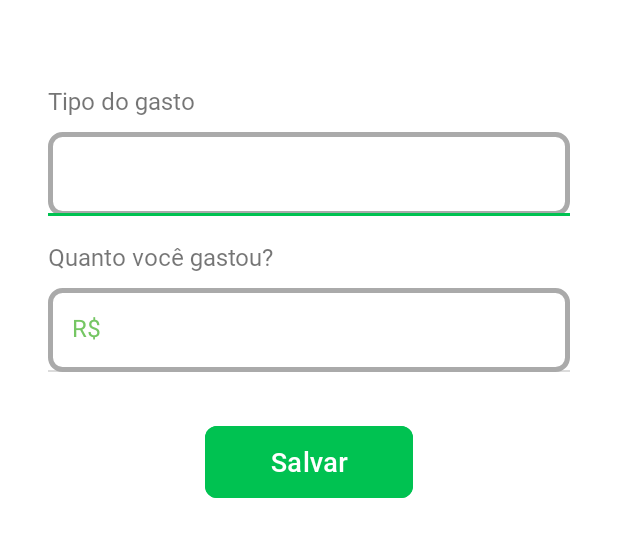
After one commit to casalmoney/app, an Android app: the layout fragment_modal_transaction_variable.xml on its own in the app's theme, with its tools: preview values and no code run, on a phone screen of 412 x 824 dp. The commit adds this screen. Shown: the top 537 px of the screen. Run offline under Robolectric (Android 15) with nearby library versions, the phone set to English and light mode, and no system bars.

Commit message:
add modal variable expenses

```diff
--- a/app/src/main/java/br/com/casalmoney/app/authenticated/view/fragments/HomeFragment.kt
+++ b/app/src/main/java/br/com/casalmoney/app/authenticated/view/fragments/HomeFragment.kt
@@ -100,7 +100,11 @@ class HomeFragment: Fragment() {
         alert.show()
     }
 
-    fun openDialogFragment(view: View) {
+    fun openModalTransactionFragment(view: View) {
         ModalTransactionFragment().show(requireActivity().supportFragmentManager, ModalTransactionFragment.TAG)
     }
+
+    fun openModalTransactionVariableFragment(view: View) {
+        ModalTransactionVariableFragment().show(requireActivity().supportFragmentManager, ModalTransactionVariableFragment.TAG)
+    }
 }
--- a/app/src/main/java/br/com/casalmoney/app/authenticated/view/fragments/ModalTransactionFragment.kt
+++ b/app/src/main/java/br/com/casalmoney/app/authenticated/view/fragments/ModalTransactionFragment.kt
@@ -20,7 +20,6 @@ import br.com.casalmoney.app.authenticated.viewModel.HomeViewModel
 import br.com.casalmoney.app.databinding.FragmentModalTransactionBinding
 import dagger.hilt.android.AndroidEntryPoint
 import dagger.hilt.android.WithFragmentBindings
-import java.text.NumberFormat
 
 @AndroidEntryPoint
 @WithFragmentBindings
@@ -66,9 +65,6 @@ class ModalTransactionFragment : DialogFragment() {
                 if(p0.toString() != auxValueExpenses){
                     binding.etAmountValue.removeTextChangedListener(this);
 
-//                    val cleanString: String = p0.toString().replace("""[R$,./\s/g]""".toRegex(), "")
-//                    val parsed = cleanString.toDouble()
-//                    val formatted = NumberFormat.getCurrencyInstance().format((parsed/100));
                     val formatted = viewModel.formatToCurrency(p0)
                     auxValueExpenses = formatted;
 
--- /dev/null
+++ b/app/src/main/java/br/com/casalmoney/app/authenticated/view/fragments/ModalTransactionVariableFragment.kt
@@ -0,0 +1,53 @@
+package br.com.casalmoney.app.authenticated.view.fragments
+
+import android.os.Bundle
+import androidx.fragment.app.Fragment
+import android.view.LayoutInflater
+import android.view.View
+import android.view.ViewGroup
+import androidx.fragment.app.DialogFragment
+import androidx.fragment.app.viewModels
+import br.com.casalmoney.app.R
+import br.com.casalmoney.app.authenticated.viewModel.HomeViewModel
+import br.com.casalmoney.app.databinding.FragmentModalTransactionVariableBinding
+import dagger.hilt.android.AndroidEntryPoint
+import dagger.hilt.android.WithFragmentBindings
+
+@AndroidEntryPoint
+@WithFragmentBindings
+class ModalTransactionVariableFragment : DialogFragment() {
+    companion object {
+        val TAG = "ModalTransactionVariableFragment"
+    }
+
+    private lateinit var binding: FragmentModalTransactionVariableBinding
+    private val viewModel: HomeViewModel by viewModels()
+
+    var valueExpenses: String = ""
+    var descExpense: String = ""
+
+    override fun onCreateView(
+        inflater: LayoutInflater, container: ViewGroup?,
+        savedInstanceState: Bundle?
+    ): View? {
+        binding = FragmentModalTransactionVariableBinding.inflate(inflater, container, false)
+
+        binding.viewModel = viewModel
+        binding.fragment = this
+        binding.lifecycleOwner = this
+
+        return binding.root
+    }
+
+
+    fun registerExpenses(view: View) {
+        val showErro = (descExpense.isBlank() || descExpense.isEmpty()) && (valueExpenses.isEmpty() || valueExpenses.isBlank())
+        if(showErro) {
+            binding.textInputAmount.error = getString(R.string.alert_empty_field)
+        } else {
+            binding.textInputAmount.isErrorEnabled = false
+            viewModel.saveTransaction(valueExpenses, descExpense)
+            dialog?.dismiss()
+        }
+    }
+}
--- a/app/src/main/res/layout/fragment_home.xml
+++ b/app/src/main/res/layout/fragment_home.xml
@@ -128,7 +128,7 @@
             app:layout_constraintTop_toTopOf="parent"
             android:clickable="true"
             android:foreground="?android:attr/selectableItemBackground"
-            android:onClick="@{fragment::openDialogFragment}"/>
+            android:onClick="@{fragment::openModalTransactionFragment}"/>
 
         <androidx.cardview.widget.CardView
             android:id="@+id/cv_card_expenses"
@@ -141,7 +141,8 @@
             app:layout_constraintTop_toBottomOf="@+id/view"
             app:cardCornerRadius="8dp"
             android:clickable="true"
-            android:foreground="?android:attr/selectableItemBackground">
+            android:foreground="?android:attr/selectableItemBackground"
+            android:onClick="@{fragment::openModalTransactionVariableFragment}">
 
             <ImageView
                 android:id="@+id/iv_ic_add"
--- /dev/null
+++ b/app/src/main/res/layout/fragment_modal_transaction_variable.xml
@@ -0,0 +1,123 @@
+<?xml version="1.0" encoding="utf-8"?>
+<layout xmlns:android="http://schemas.android.com/apk/res/android"
+    xmlns:app="http://schemas.android.com/apk/res-auto"
+    xmlns:tools="http://schemas.android.com/tools">
+
+    <data>
+        <variable
+            name="fragment"
+            type="br.com.casalmoney.app.authenticated.view.fragments.ModalTransactionVariableFragment" />
+        <variable
+            name="viewModel"
+            type="br.com.casalmoney.app.authenticated.viewModel.HomeViewModel" />
+    </data>
+
+    <androidx.constraintlayout.widget.ConstraintLayout
+        android:layout_width="match_parent"
+        android:layout_height="match_parent"
+        android:padding="32dp">
+
+        <TextView
+            android:id="@+id/tv_desc_expense"
+            android:layout_width="wrap_content"
+            android:layout_height="wrap_content"
+            android:text="@string/type_expenses"
+            android:layout_marginTop="24dp"
+            android:textSize="16sp"
+            android:fontFamily="@font/roboto_regular"
+            app:layout_constraintTop_toTopOf="parent"
+            app:layout_constraintLeft_toLeftOf="parent"
+            app:layout_constraintRight_toRightOf="parent"
+            app:layout_constraintHorizontal_bias="0.0"
+            />
+
+        <com.google.android.material.textfield.TextInputLayout
+            android:id="@+id/text_input_desc_expense"
+            android:layout_width="match_parent"
+            android:layout_height="wrap_content"
+            android:textColorHint="?attr/colorPrimaryVariant"
+            android:layout_marginTop="10dp"
+            app:errorTextAppearance="@style/error_appearance"
+            app:hintTextAppearance="@style/error_appearance"
+            app:layout_constraintTop_toBottomOf="@+id/tv_desc_expense"
+            app:layout_constraintLeft_toLeftOf="parent"
+            app:layout_constraintRight_toRightOf="parent"
+            >
+
+            <EditText
+                android:id="@+id/et_desc_expense"
+                android:layout_width="match_parent"
+                android:layout_height="wrap_content"
+                android:background="@drawable/et_input"
+                android:inputType="numberDecimal"
+                android:textColor="@color/text_color"
+                android:textColorHint="@android:color/darker_gray"
+                android:importantForAutofill="no"
+                android:maxLength="16"
+                android:text="@={fragment.descExpense}"
+                />
+
+        </com.google.android.material.textfield.TextInputLayout>
+
+
+        <TextView
+            android:id="@+id/tv_amount"
+            android:layout_width="wrap_content"
+            android:layout_height="wrap_content"
+            android:text="@string/question_value"
+            android:layout_marginTop="16dp"
+            android:textSize="16sp"
+            android:fontFamily="@font/roboto_regular"
+            app:layout_constraintLeft_toLeftOf="parent"
+            app:layout_constraintRight_toRightOf="parent"
+            app:layout_constraintTop_toBottomOf="@+id/text_input_desc_expense"
+            app:layout_constraintHorizontal_bias="0.0"
+            />
+
+        <com.google.android.material.textfield.TextInputLayout
+            android:id="@+id/text_input_amount"
+            android:layout_width="match_parent"
+            android:layout_height="wrap_content"
+            android:textColorHint="?attr/colorPrimaryVariant"
+            android:layout_marginTop="10dp"
+            app:errorTextAppearance="@style/error_appearance"
+            app:hintTextAppearance="@style/error_appearance"
+            app:layout_constraintTop_toBottomOf="@+id/tv_amount"
+            app:layout_constraintLeft_toLeftOf="parent"
+            app:layout_constraintRight_toRightOf="parent"
+            >
+
+            <EditText
+                android:id="@+id/et_amount"
+                android:layout_width="match_parent"
+                android:layout_height="wrap_content"
+                android:background="@drawable/et_input"
+                android:inputType="numberDecimal"
+                android:textColor="@color/text_color"
+                android:textColorHint="@android:color/darker_gray"
+                android:importantForAutofill="no"
+                android:maxLength="16"
+                android:text="@={fragment.valueExpenses}"
+                android:hint="@string/currency"
+                />
+
+        </com.google.android.material.textfield.TextInputLayout>
+
+
+        <Button
+            android:id="@+id/btn_register_value"
+            android:layout_height="60dp"
+            android:layout_width="0dp"
+            app:layout_constraintWidth_percent="0.40"
+            android:layout_marginHorizontal="32dp"
+            android:layout_marginTop="30dp"
+            android:text="@string/save"
+            style="?attr/greenButtonStyle"
+            app:layout_constraintStart_toStartOf="parent"
+            app:layout_constraintEnd_toEndOf="parent"
+            app:layout_constraintTop_toBottomOf="@id/text_input_amount"
+            android:onClick="@{fragment::registerExpenses}"
+            />
+
+    </androidx.constraintlayout.widget.ConstraintLayout>
+</layout>
--- a/app/src/main/res/values/strings.xml
+++ b/app/src/main/res/values/strings.xml
@@ -47,7 +47,7 @@
 
 
     <string name="currency">R$</string>
-    <string name="question_value">Qual valor você gastou?</string>
+    <string name="question_value">Quanto você gastou?</string>
     <string name="type_expenses">Tipo do gasto</string>
     <string name="save">Salvar</string>
 
```
